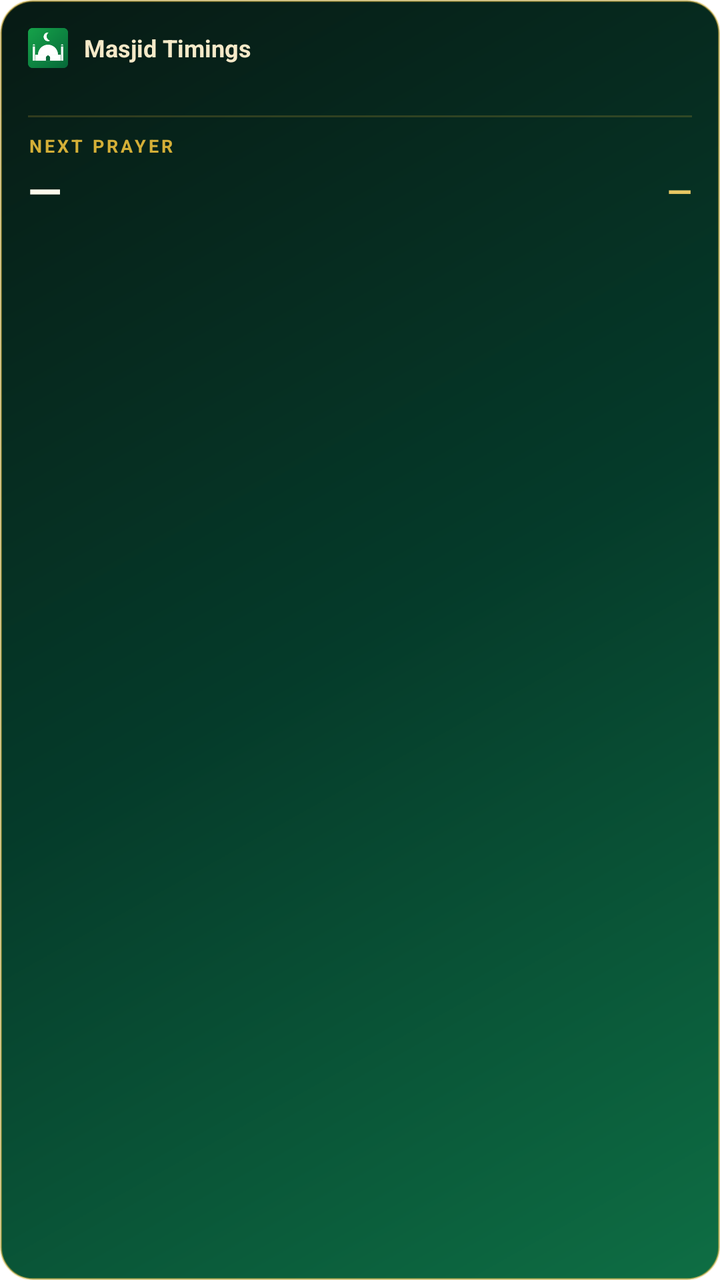
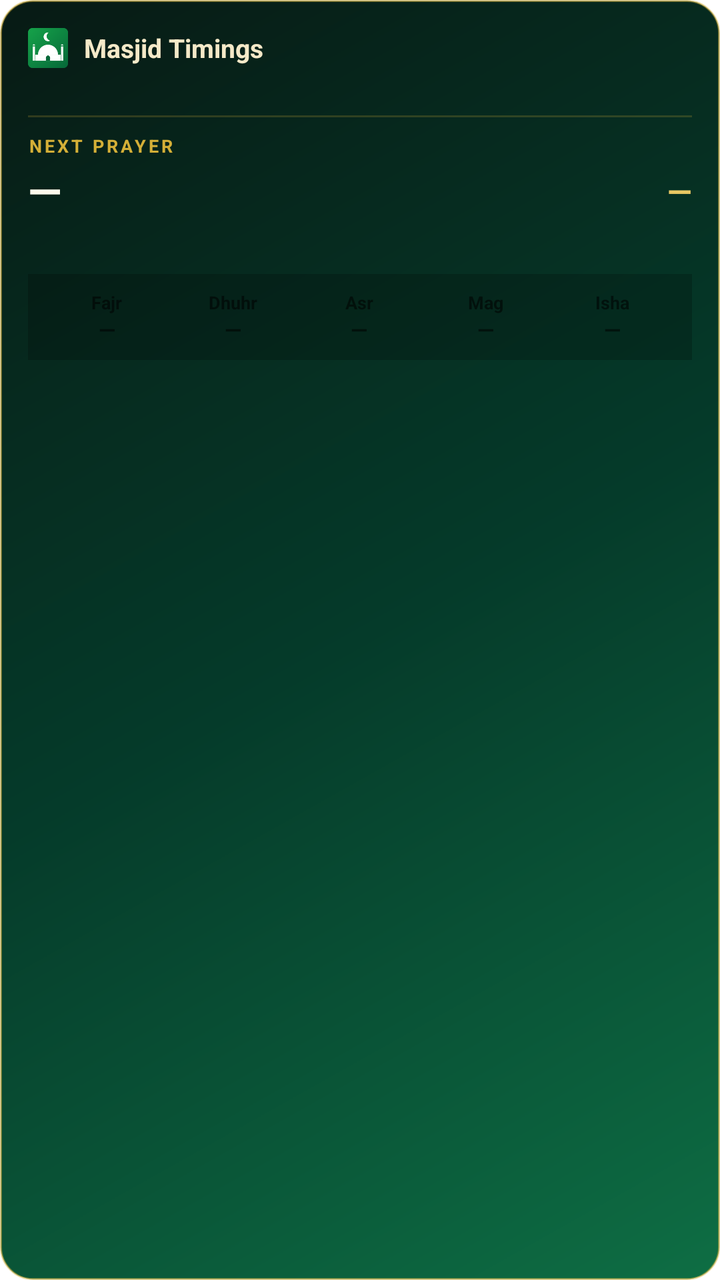

Two renders of the same Android screen: before a commit and after it. Below are the layout's source before the change and the commit's diff.
<!-- AndroidManifest.xml: fallback theme Theme.MaterialComponents.DayNight.NoActionBar -->
<!-- res/layout/masjid_widget.xml -->
<?xml version="1.0" encoding="utf-8"?>
<LinearLayout xmlns:android="http://schemas.android.com/apk/res/android"
    android:id="@+id/w_root"
    android:layout_width="match_parent"
    android:layout_height="match_parent"
    android:orientation="vertical"
    android:padding="14dp"
    android:background="@drawable/widget_bg">

    <LinearLayout
        android:layout_width="match_parent"
        android:layout_height="wrap_content"
        android:orientation="horizontal"
        android:gravity="center_vertical">
        <ImageView
            android:layout_width="20dp"
            android:layout_height="20dp"
            android:src="@mipmap/ic_launcher"/>
        <TextView
            android:id="@+id/w_masjid_name"
            android:layout_width="0dp"
            android:layout_height="wrap_content"
            android:layout_weight="1"
            android:layout_marginStart="8dp"
            android:textColor="#F5E9C8"
            android:textSize="12sp"
            android:textStyle="bold"
            android:singleLine="true"
            android:ellipsize="end"
            android:text="Masjid Timings"/>
    </LinearLayout>

    <TextView
        android:id="@+id/w_masjid_area"
        android:layout_width="match_parent"
        android:layout_height="wrap_content"
        android:layout_marginTop="2dp"
        android:textColor="#A0AAA8"
        android:textSize="10sp"
        android:singleLine="true"
        android:ellipsize="end"
        android:text=""/>

    <View
        android:layout_width="match_parent"
        android:layout_height="1dp"
        android:layout_marginTop="8dp"
        android:layout_marginBottom="8dp"
        android:background="#33D4AF37"/>

    <TextView
        android:layout_width="match_parent"
        android:layout_height="wrap_content"
        android:textColor="#D4AF37"
        android:textSize="9sp"
        android:letterSpacing="0.15"
        android:textStyle="bold"
        android:text="NEXT PRAYER"/>

    <LinearLayout
        android:layout_width="match_parent"
        android:layout_height="wrap_content"
        android:orientation="horizontal"
        android:gravity="bottom"
        android:layout_marginTop="2dp">
        <TextView
            android:id="@+id/w_prayer_name"
            android:layout_width="0dp"
            android:layout_height="wrap_content"
            android:layout_weight="1"
            android:textColor="#FFFAEC"
            android:textSize="22sp"
            android:textStyle="bold"
            android:text="—"/>
        <TextView
            android:id="@+id/w_prayer_time"
            android:layout_width="wrap_content"
            android:layout_height="wrap_content"
            android:layout_marginBottom="2dp"
            android:textColor="#E8C863"
            android:textSize="16sp"
            android:textStyle="bold"
            android:text="—"/>
    </LinearLayout>

    <TextView
        android:id="@+id/w_countdown"
        android:layout_width="match_parent"
        android:layout_height="wrap_content"
        android:layout_marginTop="2dp"
        android:textColor="#C5BFA8"
        android:textSize="11sp"
        android:text=""/>

    <TextView
        android:id="@+id/w_updated"
        android:layout_width="match_parent"
        android:layout_height="wrap_content"
        android:layout_marginTop="2dp"
        android:textColor="#80A0AAA8"
        android:textSize="9sp"
        android:text=""/>
</LinearLayout>
<!-- resources referenced by this layout -->
<resources>
  <!-- drawable widget_bg (drawable) -->
  <?xml version="1.0" encoding="utf-8"?>
  <shape xmlns:android="http://schemas.android.com/apk/res/android"
      android:shape="rectangle">
      <gradient
          android:angle="135"
          android:startColor="#0E6E44"
          android:centerColor="#053B2A"
          android:endColor="#071A14"/>
      <corners android:radius="16dp"/>
      <stroke android:width="1dp" android:color="#80D4AF37"/>
  </shape>
  <!-- mipmap ic_launcher: png bitmap (mipmap-hdpi, 2093 bytes) -->
</resources>

<!-- the commit's change to res/layout/masjid_widget.xml (unified diff, before → after) -->
@@ -7,6 +7,7 @@
     android:padding="14dp"
     android:background="@drawable/widget_bg">
 
+    
     <LinearLayout
         android:layout_width="match_parent"
         android:layout_height="wrap_content"
@@ -23,7 +24,7 @@
             android:layout_weight="1"
             android:layout_marginStart="8dp"
             android:textColor="#F5E9C8"
-            android:textSize="12sp"
+            android:textSize="13sp"
             android:textStyle="bold"
             android:singleLine="true"
             android:ellipsize="end"
@@ -48,6 +49,7 @@
         android:layout_marginBottom="8dp"
         android:background="#33D4AF37"/>
 
+    
     <TextView
         android:layout_width="match_parent"
         android:layout_height="wrap_content"
@@ -92,11 +94,82 @@
         android:textSize="11sp"
         android:text=""/>
 
+    
+    <LinearLayout
+        android:layout_width="match_parent"
+        android:layout_height="wrap_content"
+        android:orientation="horizontal"
+        android:layout_marginTop="10dp"
+        android:padding="8dp"
+        android:background="#33000000">
+        <LinearLayout android:layout_width="0dp" android:layout_height="wrap_content"
+            android:layout_weight="1" android:orientation="vertical" android:gravity="center">
+            <TextView android:id="@+id/w_p1_name" android:layout_width="wrap_content"
+                android:layout_height="wrap_content" android:textSize="9sp"
+                android:textStyle="bold" android:text="Fajr"/>
+            <TextView android:id="@+id/w_p1_time" android:layout_width="wrap_content"
+                android:layout_height="wrap_content" android:textSize="11sp"
+                android:textStyle="bold" android:text="—"/>
+        </LinearLayout>
+        <LinearLayout android:layout_width="0dp" android:layout_height="wrap_content"
+            android:layout_weight="1" android:orientation="vertical" android:gravity="center">
+            <TextView android:id="@+id/w_p2_name" android:layout_width="wrap_content"
+                android:layout_height="wrap_content" android:textSize="9sp"
+                android:textStyle="bold" android:text="Dhuhr"/>
+            <TextView android:id="@+id/w_p2_time" android:layout_width="wrap_content"
+                android:layout_height="wrap_content" android:textSize="11sp"
+                android:textStyle="bold" android:text="—"/>
+        </LinearLayout>
+        <LinearLayout android:layout_width="0dp" android:layout_height="wrap_content"
+            android:layout_weight="1" android:orientation="vertical" android:gravity="center">
+            <TextView android:id="@+id/w_p3_name" android:layout_width="wrap_content"
+                android:layout_height="wrap_content" android:textSize="9sp"
+                android:textStyle="bold" android:text="Asr"/>
+            <TextView android:id="@+id/w_p3_time" android:layout_width="wrap_content"
+                android:layout_height="wrap_content" android:textSize="11sp"
+                android:textStyle="bold" android:text="—"/>
+        </LinearLayout>
+        <LinearLayout android:layout_width="0dp" android:layout_height="wrap_content"
+            android:layout_weight="1" android:orientation="vertical" android:gravity="center">
+            <TextView android:id="@+id/w_p4_name" android:layout_width="wrap_content"
+                android:layout_height="wrap_content" android:textSize="9sp"
+                android:textStyle="bold" android:text="Mag"/>
+            <TextView android:id="@+id/w_p4_time" android:layout_width="wrap_content"
+                android:layout_height="wrap_content" android:textSize="11sp"
+                android:textStyle="bold" android:text="—"/>
+        </LinearLayout>
+        <LinearLayout android:layout_width="0dp" android:layout_height="wrap_content"
+            android:layout_weight="1" android:orientation="vertical" android:gravity="center">
+            <TextView android:id="@+id/w_p5_name" android:layout_width="wrap_content"
+                android:layout_height="wrap_content" android:textSize="9sp"
+                android:textStyle="bold" android:text="Isha"/>
+            <TextView android:id="@+id/w_p5_time" android:layout_width="wrap_content"
+                android:layout_height="wrap_content" android:textSize="11sp"
+                android:textStyle="bold" android:text="—"/>
+        </LinearLayout>
+    </LinearLayout>
+
+    
+    <TextView
+        android:id="@+id/w_overdue"
+        android:layout_width="match_parent"
+        android:layout_height="wrap_content"
+        android:layout_marginTop="8dp"
+        android:padding="6dp"
+        android:textColor="#FCA5A5"
+        android:textSize="10.5sp"
+        android:textStyle="bold"
+        android:background="#33DC2626"
+        android:singleLine="true"
+        android:ellipsize="end"
+        android:visibility="gone"
+        android:text=""/>
+
     <TextView
         android:id="@+id/w_updated"
         android:layout_width="match_parent"
         android:layout_height="wrap_content"
-        android:layout_marginTop="2dp"
+        android:layout_marginTop="6dp"
         android:textColor="#80A0AAA8"
         android:textSize="9sp"
         android:text=""/>
